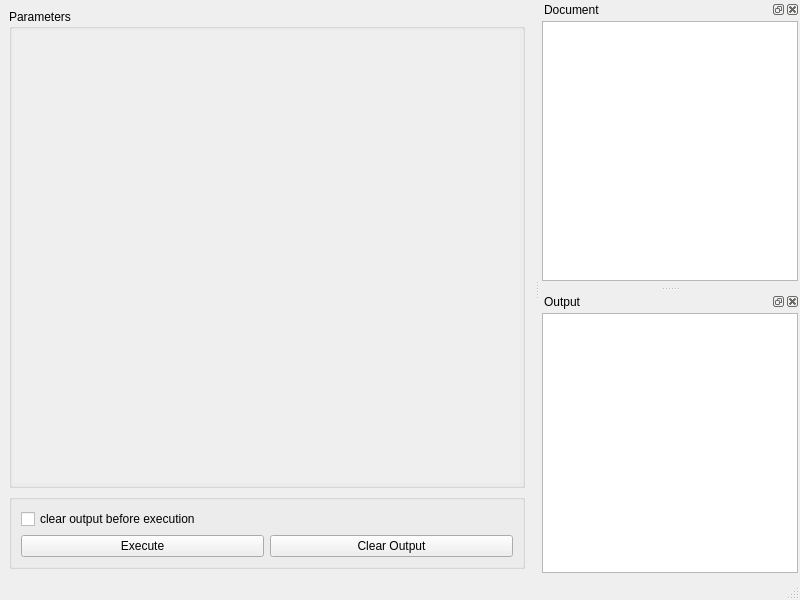
Qt form designer/execution_window.ui (zimolab/PyGUIAdapter) before a commit.
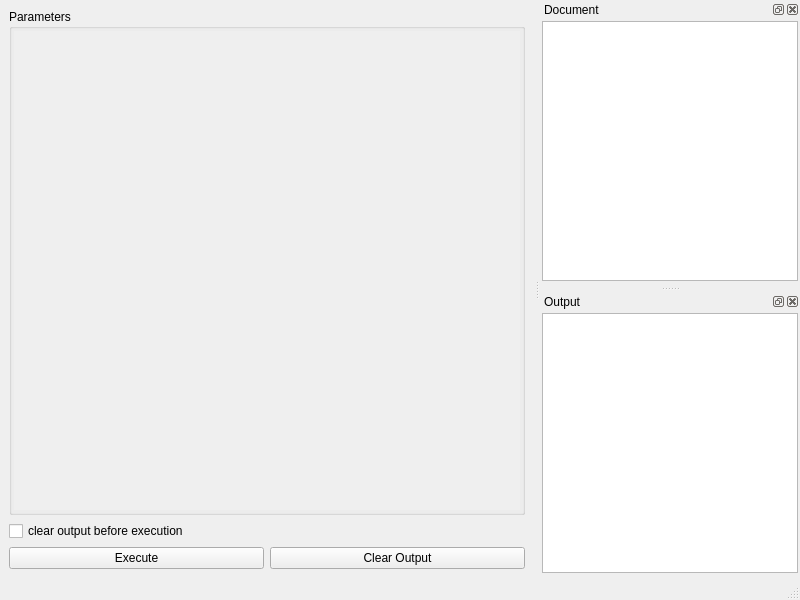
The same form after that commit.

Commit message: refactor(app): change ExecutionWindow layout

Diff of the .ui file:
```diff
--- a/designer/execution_window.ui
+++ b/designer/execution_window.ui
@@ -20,7 +20,7 @@
      <verstretch>0</verstretch>
     </sizepolicy>
    </property>
-   <layout class="QVBoxLayout" name="verticalLayout_5">
+   <layout class="QVBoxLayout" name="verticalLayout">
     <item>
      <widget class="QGroupBox" name="groupbox_parameters">
       <property name="enabled">
@@ -64,8 +64,8 @@
            <rect>
             <x>0</x>
             <y>0</y>
-            <width>394</width>
-            <height>445</height>
+            <width>507</width>
+            <height>469</height>
            </rect>
           </property>
          </widget>
@@ -75,12 +75,6 @@
      </widget>
     </item>
     <item>
-     <widget class="QGroupBox" name="groupbox">
-      <property name="title">
-       <string/>
-      </property>
-      <layout class="QVBoxLayout" name="verticalLayout">
-       <item>
         <widget class="QCheckBox" name="checkbox_auto_clear">
          <property name="text">
           <string>clear output before execution</string>
@@ -104,9 +98,6 @@
           </widget>
          </item>
         </layout>
-       </item>
-      </layout>
-     </widget>
     </item>
    </layout>
   </widget>
```
Lines whose indentation alone changed are shown as unchanged. The commit also changes 1 other file.
